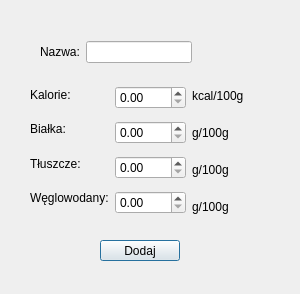
Qt form FitBulliq/editproductwindow.ui (kmbrzoza/FitBulliq) before a commit.
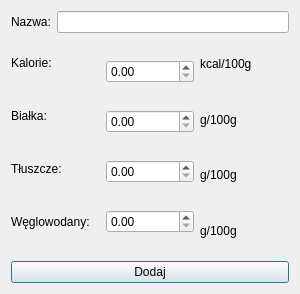
The same form after that commit.

The edit to the form file:
```diff
--- a/FitBulliq/editproductwindow.ui
+++ b/FitBulliq/editproductwindow.ui
@@ -30,15 +30,10 @@
   <property name="windowTitle">
    <string>Dialog</string>
   </property>
-  <widget class="QWidget" name="layoutWidget">
-   <property name="geometry">
-    <rect>
-     <x>40</x>
-     <y>40</y>
-     <width>152</width>
-     <height>24</height>
-    </rect>
-   </property>
+  <layout class="QGridLayout" name="gridLayout">
+   <item row="0" column="0">
+    <layout class="QVBoxLayout" name="verticalLayout">
+     <item>
    <layout class="QHBoxLayout" name="horizontalLayout_3">
     <item>
      <widget class="QLabel" name="label_10">
@@ -51,33 +46,9 @@
      <widget class="QLineEdit" name="lineEdit_2"/>
     </item>
    </layout>
-  </widget>
-  <widget class="QPushButton" name="pushButton">
-   <property name="geometry">
-    <rect>
-     <x>100</x>
-     <y>240</y>
-     <width>80</width>
-     <height>21</height>
-    </rect>
-   </property>
-   <property name="text">
-    <string>Dodaj</string>
-   </property>
-  </widget>
-  <widget class="QWidget" name="layoutWidget_2">
-   <property name="geometry">
-    <rect>
-     <x>30</x>
-     <y>80</y>
-     <width>277</width>
-     <height>142</height>
-    </rect>
-   </property>
-   <layout class="QHBoxLayout" name="horizontalLayout_4">
-    <property name="rightMargin">
-     <number>50</number>
-    </property>
+     </item>
+     <item>
+      <layout class="QHBoxLayout" name="horizontalLayout">
     <item>
      <layout class="QVBoxLayout" name="verticalLayout_4">
       <property name="bottomMargin">
@@ -181,7 +152,17 @@
      </layout>
     </item>
    </layout>
-  </widget>
+     </item>
+     <item>
+      <widget class="QPushButton" name="pushButton">
+       <property name="text">
+        <string>Dodaj</string>
+       </property>
+      </widget>
+     </item>
+    </layout>
+   </item>
+  </layout>
  </widget>
  <resources/>
  <connections/>
```
Lines whose indentation alone changed are shown as unchanged.
